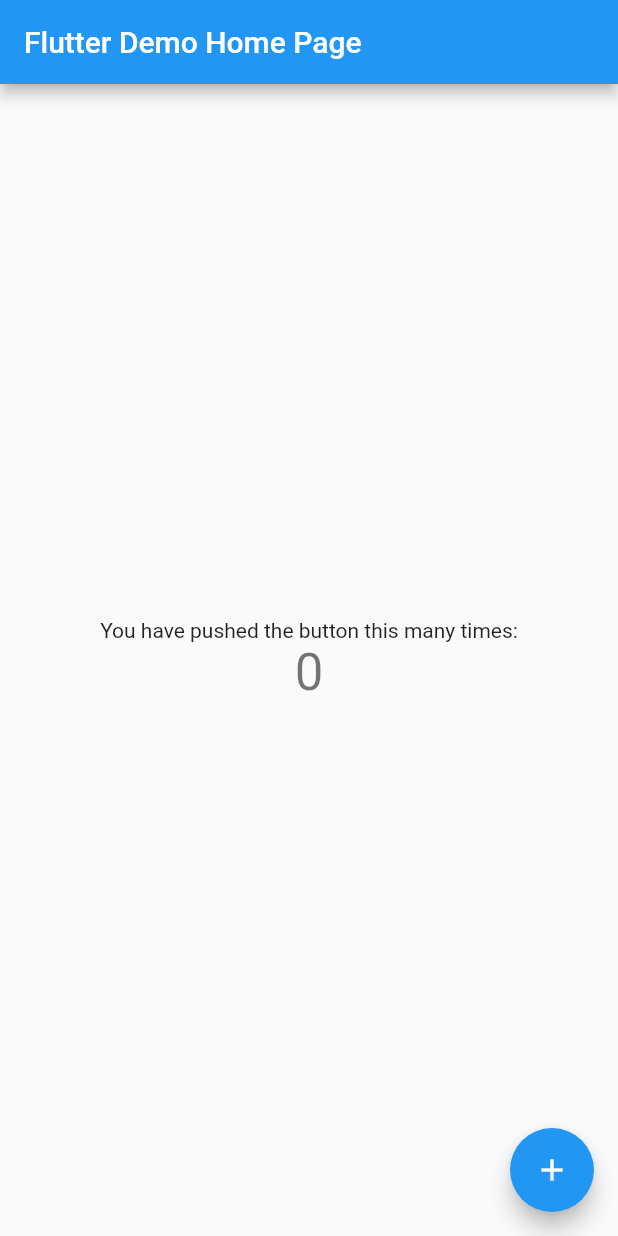
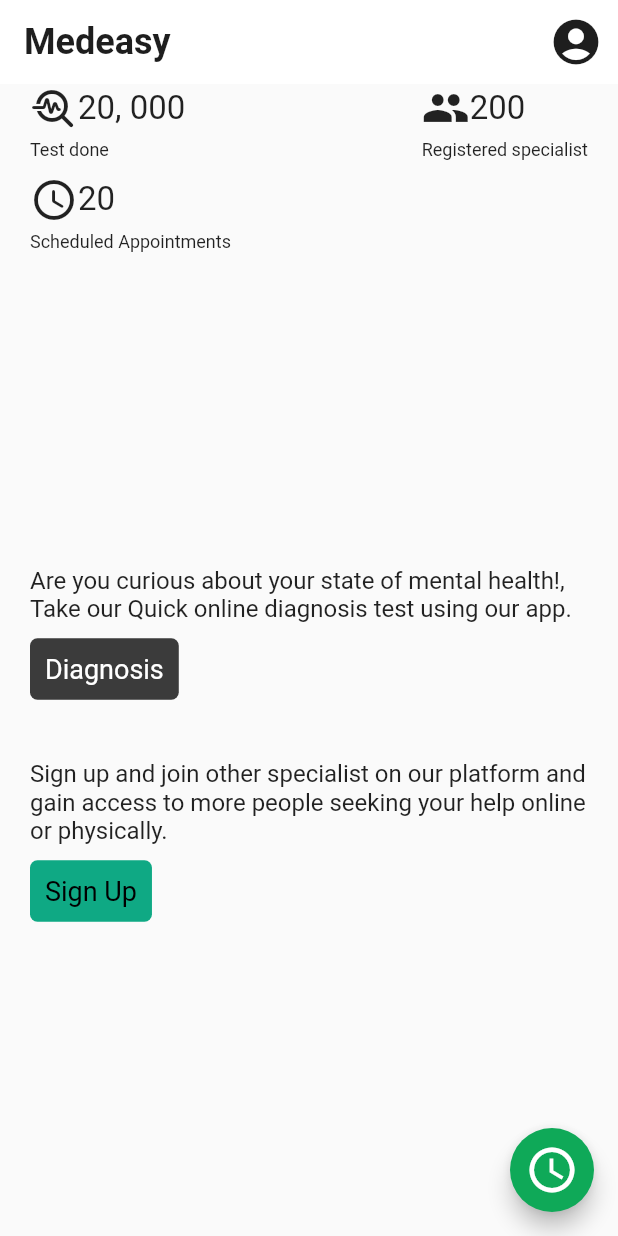
Before and after one commit to botdenoms/medeasy, a Flutter app: the screen it shows after launch, on a phone screen of 412 x 824 dp. Run offline on Flutter 3.47's test engine with Material 2 defaults, Android fonts, the phone set to English and light mode, and no system bars.

Commit message:
screen: home base setup ui

```diff
--- a/lib/main.dart
+++ b/lib/main.dart
@@ -1,4 +1,5 @@
 import 'package:flutter/material.dart';
+import 'package:medeasy/screens/screens.dart';
 
 void main() {
   runApp(const MyApp());
@@ -7,109 +8,15 @@ void main() {
 class MyApp extends StatelessWidget {
   const MyApp({super.key});
 
-  // This widget is the root of your application.
   @override
   Widget build(BuildContext context) {
     return MaterialApp(
-      title: 'Flutter Demo',
+      title: 'medEasy',
+      debugShowCheckedModeBanner: false,
       theme: ThemeData(
-        // This is the theme of your application.
-        //
-        // Try running your application with "flutter run". You'll see the
-        // application has a blue toolbar. Then, without quitting the app, try
-        // changing the primarySwatch below to Colors.green and then invoke
-        // "hot reload" (press "r" in the console where you ran "flutter run",
-        // or simply save your changes to "hot reload" in a Flutter IDE).
-        // Notice that the counter didn't reset back to zero; the application
-        // is not restarted.
         primarySwatch: Colors.blue,
       ),
-      home: const MyHomePage(title: 'Flutter Demo Home Page'),
+      home: const Home(),
     );
   }
 }
-
-class MyHomePage extends StatefulWidget {
-  const MyHomePage({super.key, required this.title});
-
-  // This widget is the home page of your application. It is stateful, meaning
-  // that it has a State object (defined below) that contains fields that affect
-  // how it looks.
-
-  // This class is the configuration for the state. It holds the values (in this
-  // case the title) provided by the parent (in this case the App widget) and
-  // used by the build method of the State. Fields in a Widget subclass are
-  // always marked "final".
-
-  final String title;
-
-  @override
-  State<MyHomePage> createState() => _MyHomePageState();
-}
-
-class _MyHomePageState extends State<MyHomePage> {
-  int _counter = 0;
-
-  void _incrementCounter() {
-    setState(() {
-      // This call to setState tells the Flutter framework that something has
-      // changed in this State, which causes it to rerun the build method below
-      // so that the display can reflect the updated values. If we changed
-      // _counter without calling setState(), then the build method would not be
-      // called again, and so nothing would appear to happen.
-      _counter++;
-    });
-  }
-
-  @override
-  Widget build(BuildContext context) {
-    // This method is rerun every time setState is called, for instance as done
-    // by the _incrementCounter method above.
-    //
-    // The Flutter framework has been optimized to make rerunning build methods
-    // fast, so that you can just rebuild anything that needs updating rather
-    // than having to individually change instances of widgets.
-    return Scaffold(
-      appBar: AppBar(
-        // Here we take the value from the MyHomePage object that was created by
-        // the App.build method, and use it to set our appbar title.
-        title: Text(widget.title),
-      ),
-      body: Center(
-        // Center is a layout widget. It takes a single child and positions it
-        // in the middle of the parent.
-        child: Column(
-          // Column is also a layout widget. It takes a list of children and
-          // arranges them vertically. By default, it sizes itself to fit its
-          // children horizontally, and tries to be as tall as its parent.
-          //
-          // Invoke "debug painting" (press "p" in the console, choose the
-          // "Toggle Debug Paint" action from the Flutter Inspector in Android
-          // Studio, or the "Toggle Debug Paint" command in Visual Studio Code)
-          // to see the wireframe for each widget.
-          //
-          // Column has various properties to control how it sizes itself and
-          // how it positions its children. Here we use mainAxisAlignment to
-          // center the children vertically; the main axis here is the vertical
-          // axis because Columns are vertical (the cross axis would be
-          // horizontal).
-          mainAxisAlignment: MainAxisAlignment.center,
-          children: <Widget>[
-            const Text(
-              'You have pushed the button this many times:',
-            ),
-            Text(
-              '$_counter',
-              style: Theme.of(context).textTheme.headline4,
-            ),
-          ],
-        ),
-      ),
-      floatingActionButton: FloatingActionButton(
-        onPressed: _incrementCounter,
-        tooltip: 'Increment',
-        child: const Icon(Icons.add),
-      ), // This trailing comma makes auto-formatting nicer for build methods.
-    );
-  }
-}
--- /dev/null
+++ b/lib/screens/home.dart
@@ -0,0 +1,149 @@
+import 'package:flutter/material.dart';
+
+class Home extends StatefulWidget {
+  const Home({super.key});
+
+  @override
+  State<Home> createState() => _HomeState();
+}
+
+class _HomeState extends State<Home> {
+  @override
+  Widget build(BuildContext context) {
+    return Scaffold(
+      appBar: AppBar(
+        elevation: 0,
+        backgroundColor: Colors.white,
+        title: const Text(
+          'Medeasy',
+          style: TextStyle(
+            fontSize: 24,
+            fontWeight: FontWeight.bold,
+            color: Color(0xFF1E1E1E),
+          ),
+        ),
+        actions: [
+          GestureDetector(
+            onTap: () {},
+            child: const Icon(
+              Icons.account_circle,
+              size: 36,
+              color: Color(0xFF1E1E1E),
+            ),
+          ),
+          const SizedBox(width: 10),
+        ],
+      ),
+      body: Padding(
+        padding: const EdgeInsets.symmetric(horizontal: 20.0),
+        child: Column(
+          crossAxisAlignment: CrossAxisAlignment.start,
+          children: [
+            Row(
+              mainAxisAlignment: MainAxisAlignment.spaceBetween,
+              children: [
+                Column(
+                  crossAxisAlignment: CrossAxisAlignment.start,
+                  children: [
+                    Row(
+                      crossAxisAlignment: CrossAxisAlignment.center,
+                      children: const [
+                        Icon(Icons.troubleshoot_rounded, size: 32),
+                        Text('20, 000', style: TextStyle(fontSize: 22))
+                      ],
+                    ),
+                    const SizedBox(height: 5),
+                    const Text('Test done', style: TextStyle(fontSize: 12))
+                  ],
+                ),
+                Column(
+                  crossAxisAlignment: CrossAxisAlignment.start,
+                  children: [
+                    Row(
+                      crossAxisAlignment: CrossAxisAlignment.center,
+                      children: const [
+                        Icon(Icons.people, size: 32),
+                        Text('200', style: TextStyle(fontSize: 22))
+                      ],
+                    ),
+                    const SizedBox(height: 5),
+                    const Text(
+                      'Registered specialist',
+                      style: TextStyle(fontSize: 12),
+                    ),
+                  ],
+                ),
+              ],
+            ),
+            const SizedBox(height: 10),
+            Column(
+              crossAxisAlignment: CrossAxisAlignment.start,
+              children: [
+                Row(
+                  crossAxisAlignment: CrossAxisAlignment.center,
+                  children: const [
+                    Icon(Icons.schedule_rounded, size: 32),
+                    Text('20', style: TextStyle(fontSize: 22))
+                  ],
+                ),
+                const SizedBox(height: 5),
+                const Text(
+                  'Scheduled Appointments',
+                  style: TextStyle(fontSize: 12),
+                ),
+              ],
+            ),
+            //const SizedBox(height: 40),
+            const Spacer(),
+            const Text('Are you curious about your state of mental health!, Take our Quick online diagnosis test using our app.', style: TextStyle(fontSize: 16)),
+            const SizedBox(height: 10),
+            GestureDetector(
+              onTap: () {},
+              child: Container(
+                padding: const EdgeInsets.symmetric(
+                  horizontal: 10,
+                  vertical: 10,
+                ),
+                decoration: BoxDecoration(
+                  color: const Color(0xFF3B3B3B),
+                  borderRadius: BorderRadius.circular(5.0),
+                ),
+                child: const Text(
+                  'Diagnosis',
+                  style: TextStyle(fontSize: 18, color: Colors.white),
+                ),
+              ),
+            ),
+            const SizedBox(height: 40),
+            const Text('Sign up and join other specialist on our platform and gain access to more people seeking your help online or physically.', style: TextStyle(fontSize: 16)),
+            const SizedBox(height: 10),
+            GestureDetector(
+              onTap: () {},
+              child: Container(
+                padding: const EdgeInsets.symmetric(
+                  horizontal: 10,
+                  vertical: 10,
+                ),
+                decoration: BoxDecoration(
+                  color: const Color(0xFF0FA984),
+                  borderRadius: BorderRadius.circular(5.0),
+                ),
+                child: const Text(
+                  'Sign Up',
+                  style: TextStyle(fontSize: 18, color: Colors.black),
+                ),
+              ),
+            ),
+            const Spacer(),
+          ],
+        ),
+      ),
+      floatingActionButton: FloatingActionButton(
+        onPressed: () {},
+        tooltip: 'Schedule an appointment',
+        backgroundColor: const Color(0xFF0FA958),
+        child: const Icon(Icons.schedule, size: 36),
+      ),
+    );
+  }
+}
--- /dev/null
+++ b/lib/screens/screens.dart
@@ -0,0 +1 @@
+export './home.dart';
```
